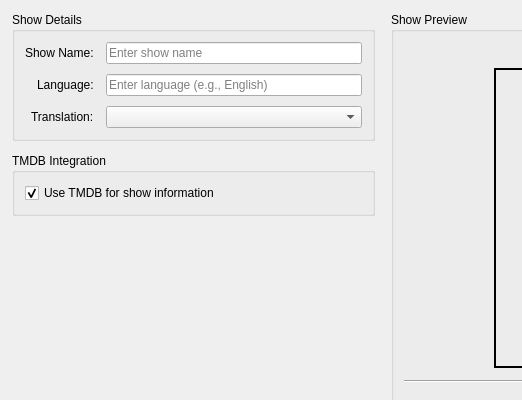
Before: the Qt Designer form Operations-Features/videoplayer/showsplayer/vp_shows_add_dialog.ui in therealMaPMaKeR/MMDiary, drawn with Qt 5; both pictures show x 0 to 522 and y 0 to 400 of the 809 by 659 pixel window.
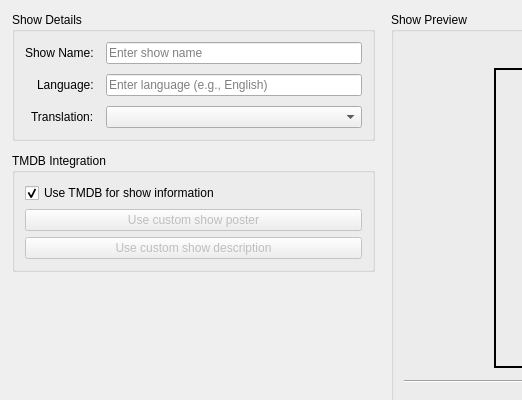
After: the same form once the commit is applied.

Commit message: updated add episode/show logic

```diff
--- a/Operations-Features/videoplayer/showsplayer/vp_shows_add_dialog.ui
+++ b/Operations-Features/videoplayer/showsplayer/vp_shows_add_dialog.ui
@@ -164,6 +164,26 @@
             </property>
            </widget>
           </item>
+         <item>
+          <widget class="QPushButton" name="pushButton_UseCustomPoster">
+           <property name="text">
+            <string>Use custom show poster</string>
+           </property>
+           <property name="enabled">
+            <bool>false</bool>
+           </property>
+          </widget>
+         </item>
+         <item>
+          <widget class="QPushButton" name="pushButton_UseCustomDescription">
+           <property name="text">
+            <string>Use custom show description</string>
+           </property>
+           <property name="enabled">
+            <bool>false</bool>
+           </property>
+          </widget>
+         </item>
          </layout>
         </widget>
        </item>
```
Lines whose indentation alone changed are shown as unchanged. The commit also changes 7 other files.
